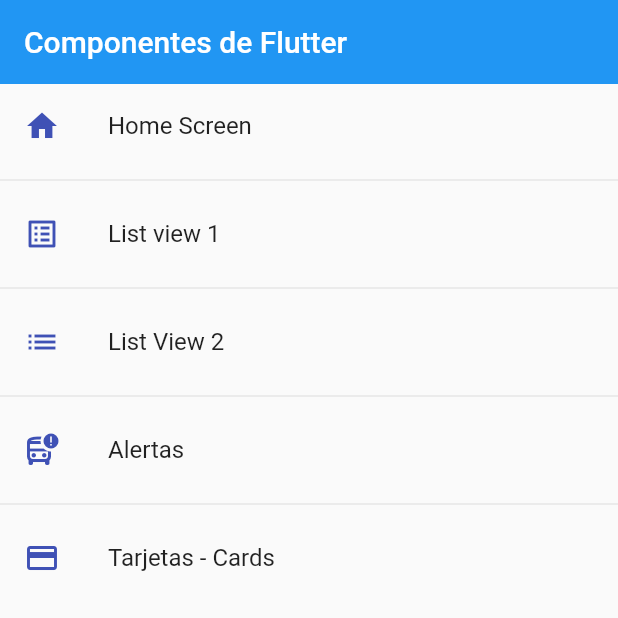
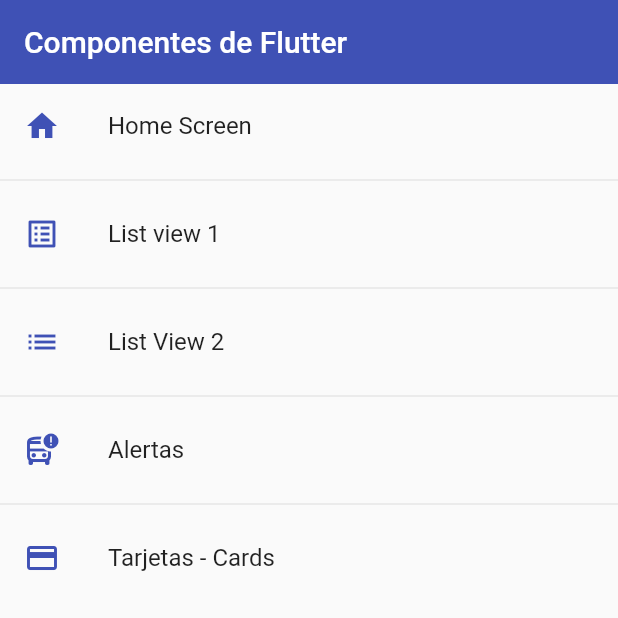
Before and after one commit to erivas17/fl_components, a Flutter app: the screen it shows after launch, on a phone screen of 412 x 824 dp, the top half of it. Run offline on Flutter 3.47's test engine with Material 2 defaults, Android fonts, the phone set to English and light mode, and no system bars.

Commit message:
add theme

```diff
--- a/lib/main.dart
+++ b/lib/main.dart
@@ -1,6 +1,8 @@
 import 'package:fl_components/router/app_routes.dart';
 import 'package:fl_components/screens/screens.dart';
 import 'package:flutter/material.dart';
+
+import 'theme/app_theme.dart';
 
 void main() => runApp(const MyApp());
 
@@ -16,6 +18,6 @@ class MyApp extends StatelessWidget {
         initialRoute: AppRoutes.initialRoute,
         routes: AppRoutes.getAppRoutes(),
         onGenerateRoute: AppRoutes.onGenerateRoute,
-    );
+        theme: AppTheme.lightTheme);
   }
 }
--- a/lib/screens/home_screen.dart
+++ b/lib/screens/home_screen.dart
@@ -1,4 +1,5 @@
 import 'package:fl_components/router/app_routes.dart';
+import 'package:fl_components/theme/app_theme.dart';
 import 'package:flutter/material.dart';
 
 class HomeScreen extends StatelessWidget {
@@ -9,12 +10,11 @@ class HomeScreen extends StatelessWidget {
     return Scaffold(
       appBar: AppBar(
         title: const Text('Componentes de Flutter'),
-        elevation: 0,
       ),
       body: ListView.separated(
           itemBuilder: (context, index) => ListTile(
                 leading: Icon(AppRoutes.menuOptions[index].icon,
-                    color: Colors.indigo),
+                    color: AppTheme.primary),
                 title: Text(AppRoutes.menuOptions[index].name),
                 onTap: () {
                   //inal route = MaterialPageRoute(
--- a/lib/screens/listview2_screen.dart
+++ b/lib/screens/listview2_screen.dart
@@ -15,8 +15,6 @@ class ListView2Screen extends StatelessWidget {
     return Scaffold(
       appBar: AppBar(
         title: const Text('Listview Type 1'),
-        elevation: 0,
-        backgroundColor: Colors.indigo,
       ),
       body: ListView.separated(
         itemBuilder: (BuildContext context, int index) => ListTile(
--- /dev/null
+++ b/lib/theme/app_theme.dart
@@ -0,0 +1,12 @@
+import 'package:flutter/material.dart';
+
+class AppTheme {
+  static const Color primary = Colors.indigo;
+
+  static final ThemeData lightTheme = ThemeData.light().copyWith(
+      //color primario
+      primaryColor: primary,
+
+      //AppBar Theme
+      appBarTheme: const AppBarTheme(color: primary, elevation: 0));
+}
```
Lines whose indentation alone changed are shown as unchanged.
